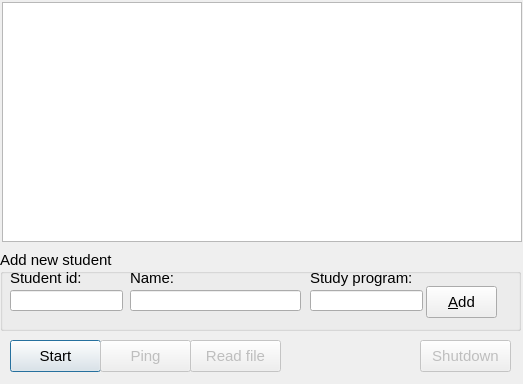
First picture: the form in BIGUI/BasicInfoGUI/bidialog.ui, repository PipesAndFiltersProject/StudentPassing, before the edit.
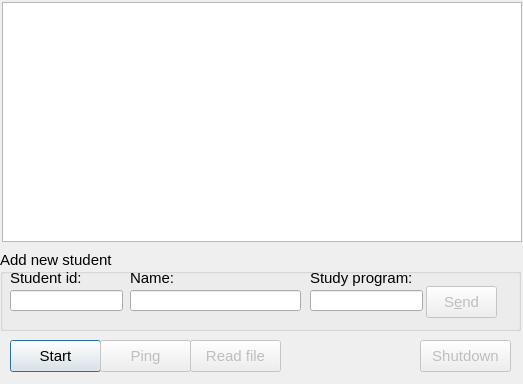
Second picture: the form after the edit.

Commit message: Added UI and functionality for adding student data from GUI.

```diff
--- a/BIGUI/BasicInfoGUI/bidialog.ui
+++ b/BIGUI/BasicInfoGUI/bidialog.ui
@@ -180,7 +180,10 @@
      <string>Study program:</string>
     </property>
    </widget>
-   <widget class="QPushButton" name="pushButton">
+   <widget class="QPushButton" name="addStudentButton">
+    <property name="enabled">
+     <bool>false</bool>
+    </property>
     <property name="geometry">
      <rect>
       <x>426</x>
@@ -190,7 +193,7 @@
      </rect>
     </property>
     <property name="text">
-     <string>&amp;Add</string>
+     <string>S&amp;end</string>
     </property>
    </widget>
   </widget>
```
The commit also changes 3 other files.
